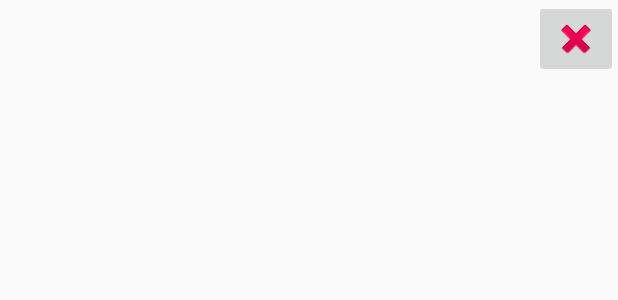
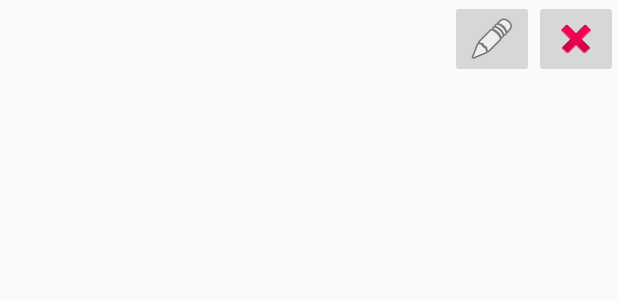
Before and after one commit to ScreamingHawk/fate-sheets, an Android app: the layout character_list_list_item.xml on its own in the app's theme, with its tools: preview values and no code run, on a phone screen of 412 x 824 dp. Shown: the top 300 px of the screen. Run offline under Robolectric (Android 15) with nearby library versions, the light colour scheme and no system bars.

Commit message:
Moved Added edit button. Moved ListActivity

```diff
--- a/app/src/main/java/link/standen/michael/fatesheets/CharacterListActivity.java
+++ b/app/src/main/java/link/standen/michael/fatesheets/activity/CharacterListActivity.java
@@ -1,4 +1,4 @@
-package link.standen.michael.fatesheets;
+package link.standen.michael.fatesheets.activity;
 
 import android.os.Bundle;
 import android.support.design.widget.FloatingActionButton;
@@ -13,6 +13,7 @@ import android.widget.ListView;
 import java.util.ArrayList;
 import java.util.List;
 
+import link.standen.michael.fatesheets.R;
 import link.standen.michael.fatesheets.adapter.CharacterArrayAdapter;
 import link.standen.michael.fatesheets.model.Character;
 import link.standen.michael.fatesheets.model.FAECharacter;
--- a/app/src/main/java/link/standen/michael/fatesheets/adapter/CharacterArrayAdapter.java
+++ b/app/src/main/java/link/standen/michael/fatesheets/adapter/CharacterArrayAdapter.java
@@ -12,7 +12,7 @@ import android.widget.TextView;
 
 import java.util.List;
 
-import link.standen.michael.fatesheets.CharacterListActivity;
+import link.standen.michael.fatesheets.activity.CharacterListActivity;
 import link.standen.michael.fatesheets.R;
 import link.standen.michael.fatesheets.model.Character;
 import link.standen.michael.fatesheets.model.CharacterViewHolder;
--- a/app/src/main/res/layout/character_list_activity.xml
+++ b/app/src/main/res/layout/character_list_activity.xml
@@ -5,7 +5,7 @@
 	xmlns:tools="http://schemas.android.com/tools"
 	android:layout_width="match_parent"
 	android:layout_height="match_parent"
-	tools:context="link.standen.michael.fatesheets.CharacterListActivity">
+	tools:context="link.standen.michael.fatesheets.activity.CharacterListActivity">
 
 	<android.support.design.widget.AppBarLayout
 		android:layout_width="match_parent"
--- a/app/src/main/res/layout/character_list_content.xml
+++ b/app/src/main/res/layout/character_list_content.xml
@@ -6,7 +6,7 @@
 	android:layout_width="match_parent"
 	android:layout_height="match_parent"
 	app:layout_behavior="@string/appbar_scrolling_view_behavior"
-	tools:context="link.standen.michael.fatesheets.CharacterListActivity"
+	tools:context="link.standen.michael.fatesheets.activity.CharacterListActivity"
 	tools:showIn="@layout/character_list_activity">
 
 	<ListView
--- a/app/src/main/res/layout/character_list_list_item.xml
+++ b/app/src/main/res/layout/character_list_list_item.xml
@@ -4,7 +4,7 @@
 	xmlns:tools="http://schemas.android.com/tools"
 	android:layout_width="match_parent"
 	android:layout_height="wrap_content"
-	tools:context="link.standen.michael.fatesheets.CharacterListActivity">
+	tools:context="link.standen.michael.fatesheets.activity.CharacterListActivity">
 
 	<TextView
 		android:layout_width="wrap_content"
@@ -22,4 +22,11 @@
 		android:src="@android:drawable/ic_delete"
 		android:layout_alignParentEnd="true"/>
 
+	<ImageButton
+		android:layout_width="wrap_content"
+		android:layout_height="wrap_content"
+		android:id="@+id/edit_character"
+		android:src="@android:drawable/ic_menu_edit"
+		android:layout_toLeftOf="@id/delete_character"/>
+
 </RelativeLayout>
--- a/app/src/main/res/menu/menu_character_list.xml
+++ b/app/src/main/res/menu/menu_character_list.xml
@@ -1,7 +1,7 @@
 <menu xmlns:android="http://schemas.android.com/apk/res/android"
 	  xmlns:app="http://schemas.android.com/apk/res-auto"
 	  xmlns:tools="http://schemas.android.com/tools"
-	  tools:context="link.standen.michael.fatesheets.CharacterListActivity">
+	  tools:context="link.standen.michael.fatesheets.activity.CharacterListActivity">
 	<item
 		android:id="@+id/action_settings"
 		android:orderInCategory="100"
--- a/app/src/main/res/values/dimens.xml
+++ b/app/src/main/res/values/dimens.xml
@@ -3,5 +3,9 @@
 
 	<dimen name="character_list_padding">16dp</dimen>
 	<dimen name="character_name_padding">5dp</dimen>
+	<!-- Default screen margins, per the Android Design guidelines. -->
+	<dimen name="activity_horizontal_margin">16dp</dimen>
+	<dimen name="activity_vertical_margin">16dp</dimen>
+	<dimen name="appbar_padding_top">8dp</dimen>
 
 </resources>
```
